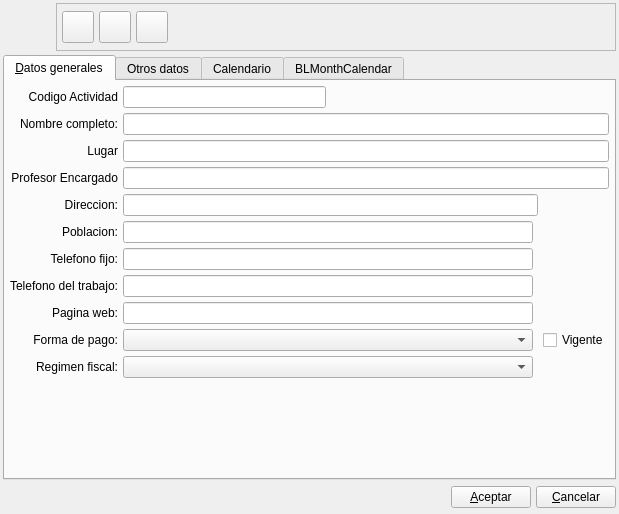
Qt form bulmages/bulmafact/plugins/pluginactividad/actividadbase.ui (eboladev/Bulmages-1) before a commit.
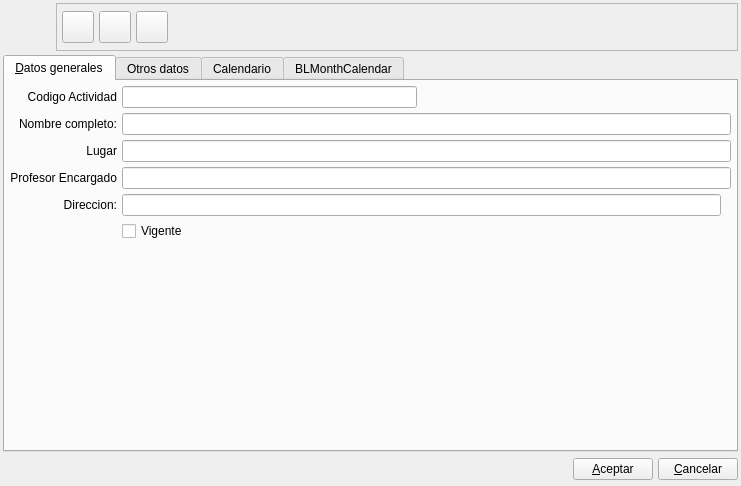
The same form after that commit. The open tabs and pages were chosen to show the change. Icons and pictures are not drawn. Custom widgets are drawn as their Qt base class.

Commit message: Agrego la clase Busqueda que generaliza los buscadores de una tabla mediante la escritura de algunas letras y haciendo un query del tipo LIKE. Por ejemplo busquedaCliente, busquedaArticulo, busquedaProveedor Ahora hay una superclase que aglutina la mayor parte del codigo y tambien el .ui es unico para todos los buscadores de este tipo. Tambien creo la clase BusquedaProfesor que aprovecha esta superclase. Luego ire migrando las demas en cuanto se confirme que funciona bien.

The edit to the form file:
```diff
--- a/bulmages/bulmafact/plugins/pluginactividad/actividadbase.ui
+++ b/bulmages/bulmafact/plugins/pluginactividad/actividadbase.ui
@@ -6,8 +6,8 @@
    <rect>
     <x>0</x>
     <y>0</y>
-    <width>619</width>
-    <height>514</height>
+    <width>741</width>
+    <height>486</height>
    </rect>
   </property>
   <property name="minimumSize" >
@@ -220,8 +220,8 @@
        <rect>
         <x>0</x>
         <y>0</y>
-        <width>597</width>
-        <height>374</height>
+        <width>719</width>
+        <height>346</height>
        </rect>
       </property>
       <attribute name="title" >
@@ -347,126 +347,7 @@
          </property>
         </widget>
        </item>
-       <item row="5" column="0" >
-        <widget class="QLabel" name="textLabel2_9" >
-         <property name="text" >
-          <string>Poblacion:</string>
-         </property>
-         <property name="alignment" >
-          <set>Qt::AlignRight|Qt::AlignTrailing|Qt::AlignVCenter</set>
-         </property>
-         <property name="buddy" >
-          <cstring></cstring>
-         </property>
-        </widget>
-       </item>
-       <item row="5" column="1" colspan="2" >
-        <widget class="QLineEdit" name="mui_poblcliente" >
-         <property name="maxLength" >
-          <number>40</number>
-         </property>
-        </widget>
-       </item>
-       <item row="6" column="0" >
-        <widget class="QLabel" name="textLabel2_8" >
-         <property name="text" >
-          <string>Telefono fijo:</string>
-         </property>
-         <property name="alignment" >
-          <set>Qt::AlignRight|Qt::AlignTrailing|Qt::AlignVCenter</set>
-         </property>
-         <property name="buddy" >
-          <cstring></cstring>
-         </property>
-        </widget>
-       </item>
-       <item row="6" column="1" colspan="2" >
-        <widget class="QLineEdit" name="mui_telcliente" >
-         <property name="maxLength" >
-          <number>20</number>
-         </property>
-        </widget>
-       </item>
-       <item row="7" column="0" >
-        <widget class="QLabel" name="textLabel2_11" >
-         <property name="text" >
-          <string>Telefono del trabajo:</string>
-         </property>
-         <property name="alignment" >
-          <set>Qt::AlignRight|Qt::AlignTrailing|Qt::AlignVCenter</set>
-         </property>
-         <property name="buddy" >
-          <cstring></cstring>
-         </property>
-        </widget>
-       </item>
-       <item row="7" column="1" colspan="2" >
-        <widget class="QLineEdit" name="mui_teltrabcliente" >
-         <property name="maxLength" >
-          <number>20</number>
-         </property>
-        </widget>
-       </item>
-       <item row="8" column="0" >
-        <widget class="QLabel" name="textLabel2_8_2" >
-         <property name="text" >
-          <string>Pagina web:</string>
-         </property>
-         <property name="alignment" >
-          <set>Qt::AlignRight|Qt::AlignTrailing|Qt::AlignVCenter</set>
-         </property>
-         <property name="buddy" >
-          <cstring></cstring>
-         </property>
-        </widget>
-       </item>
-       <item row="8" column="1" colspan="2" >
-        <widget class="QLineEdit" name="mui_urlcliente" >
-         <property name="maxLength" >
-          <number>150</number>
-         </property>
-        </widget>
-       </item>
-       <item row="9" column="0" >
-        <widget class="QLabel" name="textLabel2_8_6" >
-         <property name="text" >
-          <string>Forma de pago:</string>
-         </property>
-         <property name="alignment" >
-          <set>Qt::AlignRight|Qt::AlignTrailing|Qt::AlignVCenter</set>
-         </property>
-         <property name="buddy" >
-          <cstring></cstring>
-         </property>
-        </widget>
-       </item>
-       <item row="9" column="1" colspan="2" >
-        <widget class="BusquedaFormaPago" name="mui_idforma_pago" />
-       </item>
-       <item row="9" column="4" colspan="2" >
-        <widget class="QCheckBox" name="mui_recargoeqcliente" >
-         <property name="text" >
-          <string>Vigente</string>
-         </property>
-        </widget>
-       </item>
-       <item row="10" column="0" >
-        <widget class="QLabel" name="textLabel2_8_7" >
-         <property name="text" >
-          <string>Regimen fiscal:</string>
-         </property>
-         <property name="alignment" >
-          <set>Qt::AlignRight|Qt::AlignTrailing|Qt::AlignVCenter</set>
-         </property>
-         <property name="buddy" >
-          <cstring></cstring>
-         </property>
-        </widget>
-       </item>
-       <item row="10" column="1" colspan="2" >
-        <widget class="BusquedaRegimenFiscal" name="mui_regimenfiscalcliente" />
-       </item>
-       <item row="11" column="1" >
+       <item row="7" column="1" >
         <spacer>
          <property name="orientation" >
           <enum>Qt::Vertical</enum>
@@ -479,6 +360,29 @@
          </property>
         </spacer>
        </item>
+       <item row="6" column="1" colspan="2" >
+        <widget class="BusquedaProfesor" native="1" name="mui_idprofesor" >
+         <property name="sizePolicy" >
+          <sizepolicy vsizetype="Fixed" hsizetype="Expanding" >
+           <horstretch>0</horstretch>
+           <verstretch>0</verstretch>
+          </sizepolicy>
+         </property>
+         <property name="minimumSize" >
+          <size>
+           <width>150</width>
+           <height>100</height>
+          </size>
+         </property>
+        </widget>
+       </item>
+       <item row="5" column="1" >
+        <widget class="QCheckBox" name="mui_recargoeqcliente" >
+         <property name="text" >
+          <string>Vigente</string>
+         </property>
+        </widget>
+       </item>
       </layout>
      </widget>
      <widget class="QWidget" name="tabOtros" >
@@ -644,22 +548,18 @@
  </widget>
  <layoutdefault spacing="4" margin="3" />
  <customwidgets>
-  <customwidget>
-   <class>BusquedaRegimenFiscal</class>
-   <extends>QComboBox</extends>
-   <header>busquedaregimenfiscal.h</header>
-  </customwidget>
-  <customwidget>
-   <class>BusquedaFormaPago</class>
-   <extends>QComboBox</extends>
-   <header>busquedaformapago.h</header>
-  </customwidget>
   <customwidget>
    <class>BLMonthCalendar</class>
    <extends>QWidget</extends>
    <header>blmonthcalendar.h</header>
    <container>1</container>
   </customwidget>
+  <customwidget>
+   <class>BusquedaProfesor</class>
+   <extends>QWidget</extends>
+   <header>busquedaprofesor.h</header>
+   <container>1</container>
+  </customwidget>
  </customwidgets>
  <resources>
   <include location="../../../bulmages.qrc" />
```
Left out of the diff: 18 changed lines with no effect on the pictures. The commit also changes 13 other files.
